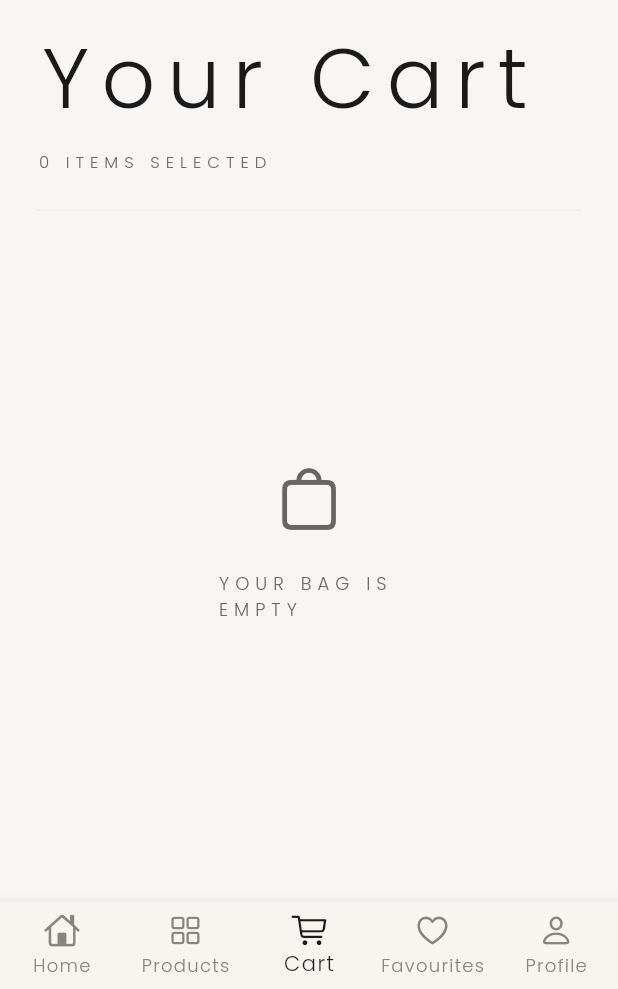
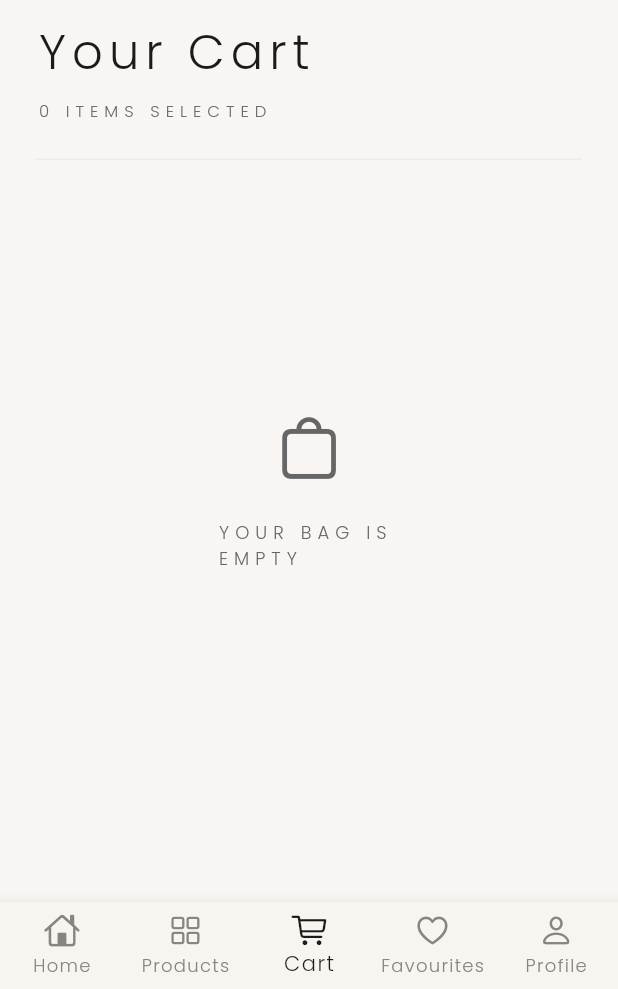
Before and after one commit to JOELPSHAJU/Shopping, a Flutter app: the screen it shows after launch, item 3 of the bottom bar chosen, on a phone screen of 412 x 824 dp, the part 247-1236 px from its top. Run offline on Flutter 3.47's test engine with Material 3 defaults, Android fonts, the phone set to English and light mode, and no system bars; our stand-ins replace flutter_riverpod, go_router, google_fonts, qr_flutter.

Commit message:
Finalizing profile management, order details, and responsive UI enhancements

```diff
--- a/lib/features/cart/presentation/pages/cart_page.dart
+++ b/lib/features/cart/presentation/pages/cart_page.dart
@@ -54,15 +54,19 @@
                   ),
                   const SizedBox(height: 12),
 
-                  // Title
-                  Text(
-                    'Your Cart',
-                    style: TextStyle(
-                      color: fg,
-                      fontSize: 56,
-                      fontWeight: FontWeight.w300,
-                      letterSpacing: 8,
-                    ),
+                  LayoutBuilder(
+                    builder: (context, constraints) {
+                      final isSmall = constraints.maxWidth < 600;
+                      return Text(
+                        'Your Cart',
+                        style: TextStyle(
+                          color: fg,
+                          fontSize: isSmall ? 32 : 56,
+                          fontWeight: FontWeight.w300,
+                          letterSpacing: isSmall ? 4 : 8,
+                        ),
+                      );
+                    },
                   ),
                   const SizedBox(height: 8),
                   Text(
--- a/lib/features/favourites/presentation/pages/favourites_page.dart
+++ b/lib/features/favourites/presentation/pages/favourites_page.dart
@@ -98,6 +98,7 @@
                                 ),
                                 const SizedBox(height: 24),
                                 Text(
+                                  textAlign: TextAlign.center,
                                   'YOUR WISHLIST IS EMPTY',
                                   style: TextStyle(
                                     color: fgMuted,
```
Also changed, not shown: lib/features/profile/presentation/pages/profile_page.dart (+12 -5 lines), 1 other file.
